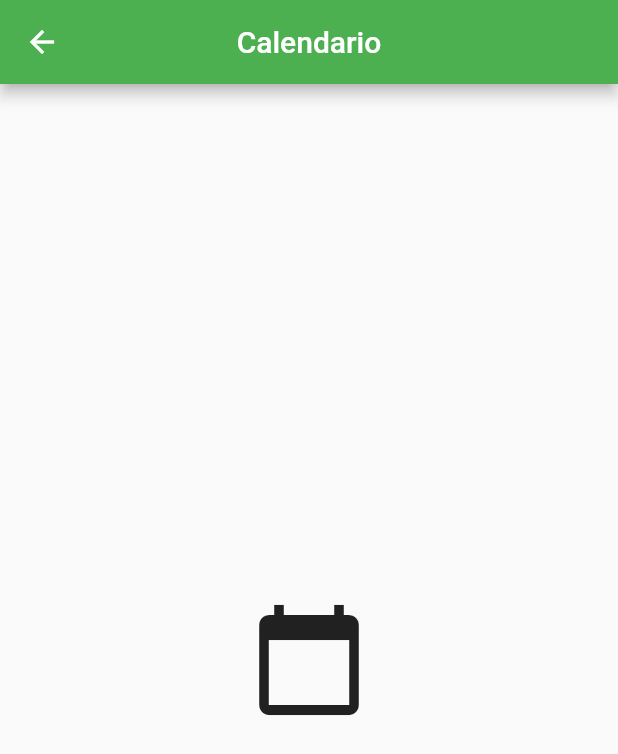
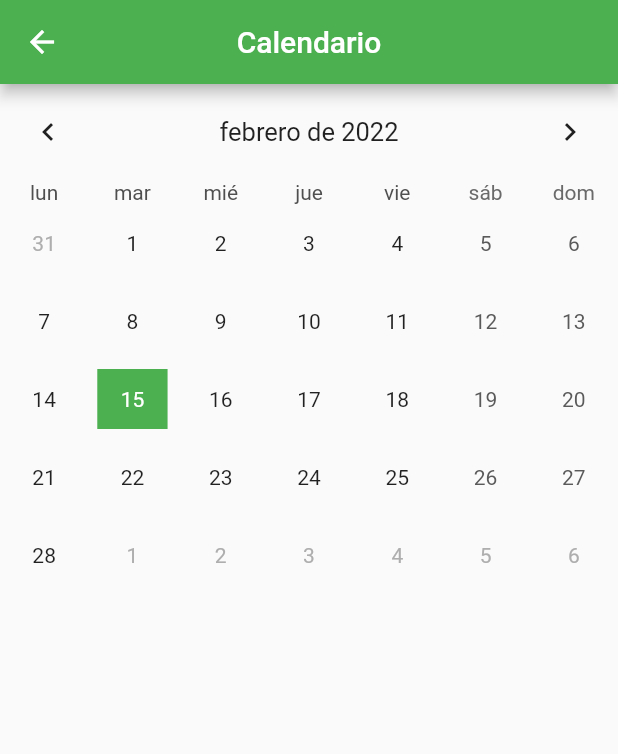
Before and after one commit to JhonatanChiluisa/Enviproduct, a Flutter app: the CalendarioWidget screen opened directly, on a phone screen of 412 x 824 dp. Shown: the top 754 px of the screen. Run offline on Flutter 3.47's test engine with Material 2 defaults, Android fonts, the phone set to English and light mode, and no system bars; drawn by our look-alikes of table_calendar; our stand-ins replace cloud_firestore, connectivity_plus, firebase_auth, firebase_core, firebase_messaging, flutter_local_notifications and 9 more; missing offline and left inert: cloudinary_public; accounts and stored records are empty.

Commit message:
added table calendar

```diff
--- a/lib/src/widgets/calendario_widget.dart
+++ b/lib/src/widgets/calendario_widget.dart
@@ -1,19 +1,66 @@
 import 'package:flutter/material.dart';
+import 'package:table_calendar/table_calendar.dart';
 
-class CalendarioWidget extends StatelessWidget {
+class CalendarioWidget extends StatefulWidget {
   const CalendarioWidget({Key? key}) : super(key: key);
 
   @override
+  State<CalendarioWidget> createState() => _CalendarioWidgetState();
+}
+
+class _CalendarioWidgetState extends State<CalendarioWidget> {
+  CalendarFormat format = CalendarFormat.month;
+  DateTime selectedDay = DateTime.now();
+  DateTime focusedDay = DateTime.now();
+
+  @override
   Widget build(BuildContext context) {
-    return SafeArea(
-      child: Scaffold(
-        appBar: AppBar(
-          title: const Text("Calendario"),
-          centerTitle: true,
+    return Scaffold(
+      appBar: AppBar(
+        title: const Text("Calendario"),
+        centerTitle: true,
+      ),
+      body: TableCalendar(
+        locale: 'es_ES',
+        focusedDay: selectedDay,
+        firstDay: DateTime(1990),
+        lastDay: DateTime(2050),
+        calendarFormat: format,
+        onFormatChanged: (CalendarFormat _format) {
+          setState(() {
+            format = _format;
+          });
+        },
+        startingDayOfWeek: StartingDayOfWeek.monday,
+        daysOfWeekVisible: true,
+        //cambiar dia
+        onDaySelected: (DateTime selecteDay, DateTime focuseDay) {
+          setState(() {
+            selectedDay = selecteDay;
+            focusedDay = focuseDay;
+          });
+          //print(focuseDay);
+        },
+        selectedDayPredicate: (DateTime date) {
+          return isSameDay(selectedDay, date);
+        },
+        calendarStyle: const CalendarStyle(
+          isTodayHighlighted: true,
+          selectedDecoration: BoxDecoration(
+            color: Colors.green,
+            shape: BoxShape.rectangle,
           ),
-        body: const Center(
-          child: Icon(Icons.calendar_today, size: 80.0,)
+          selectedTextStyle: TextStyle(color: Colors.white),
+          todayDecoration: BoxDecoration(
+            color: Colors.blueAccent,
+            shape: BoxShape.rectangle,
+          ),
         ),
-      ));
+        headerStyle: const HeaderStyle(
+          formatButtonVisible: false,
+          titleCentered: true,
+        ),
+      ),
+    );
   }
 }
--- a/pubspec.yaml
+++ b/pubspec.yaml
@@ -51,6 +51,9 @@ dependencies:
   firebase_messaging: ^11.2.6
   flutter_local_notifications: ^9.2.0
   google_maps_flutter: ^2.1.1
+  firebase_auth: ^3.3.7
+  table_calendar: ^3.0.3
+  intl: ^0.17.0
 
 dependency_overrides:
   plugin_platform_interface: ^2.1.2
```
Also changed, not shown: lib/main.dart (+9 -13 lines), lib/src/pages/login_page.dart (+40 -16 lines), lib/src/pages/sing_up_page.dart (+66 -6 lines), pubspec.lock.
